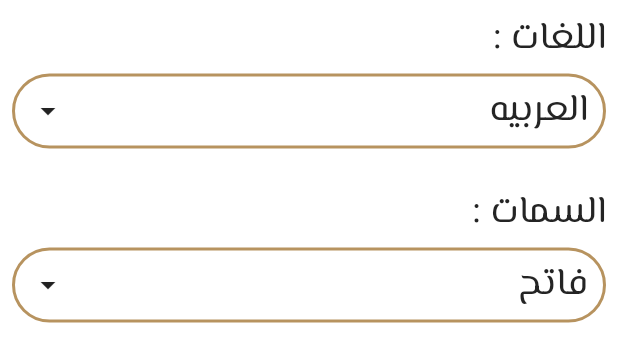
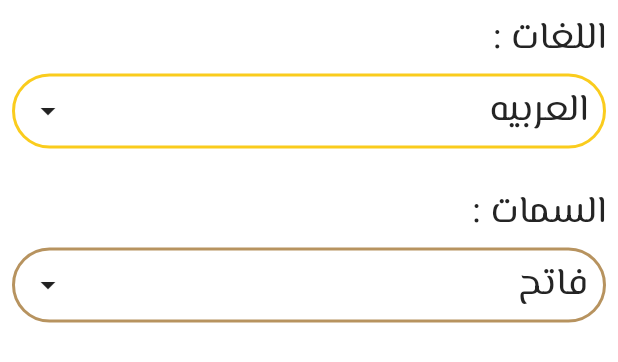
Before and after one commit to Eng0F4res/Islami, a Flutter app: what settings() shows on an empty page, opened directly, on a phone screen of 412 x 824 dp. Shown: the top 362 px of the screen. Run offline on Flutter 3.47's test engine with Material 3 defaults, Android fonts, the phone set to English and light mode, and no system bars; our stand-ins replace google_fonts, just_audio, shared_preferences; accounts and stored records are empty; generated files the repository leaves out were written again; project files that could hold a hidden picture were left out.

Commit message:
fixed color bug

```diff
--- a/lib/Tabs/Settings.dart
+++ b/lib/Tabs/Settings.dart
@@ -17,6 +17,7 @@ class _settingsState extends State<settings> {
   @override
   Widget build(BuildContext context) {
     var pro = Provider.of<MyProvider>(context);
+    bool isDark = pro.modeApp == ThemeMode.dark;
     return Padding(
       padding: const EdgeInsets.all(8.0),
       child: Column(
@@ -31,7 +32,7 @@ class _settingsState extends State<settings> {
               width: double.infinity,
               decoration: BoxDecoration(
                 borderRadius: BorderRadius.circular(55),
-                border: Border.all(width: 2, color: MyThemeData.Cbage),
+                border: Border.all(width: 2, color: isDark ? MyThemeData.Cbage : MyThemeData.Cyellow),
               ),
               child: Row(
                 children: [
```
